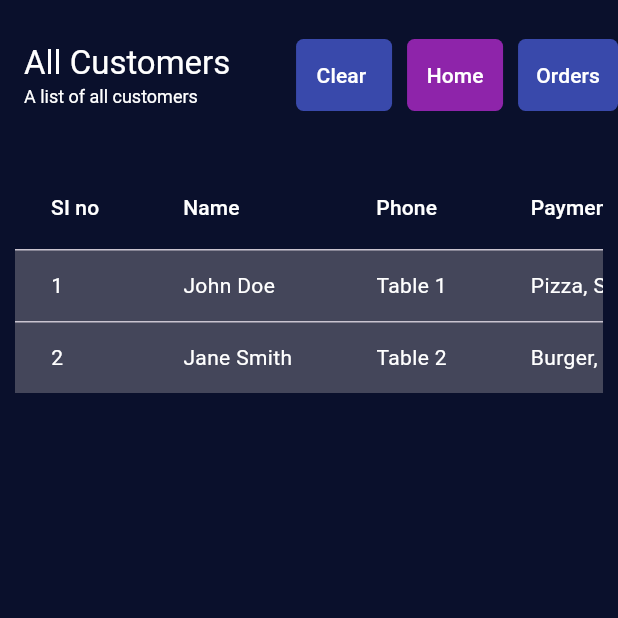
After one commit to ljb630/lynks-pos-system, a Flutter app: the CurrentOrdersScreen screen opened by its route, after a tap on "Customers", on a phone screen of 412 x 824 dp, the top half of it. The commit adds this screen. Run offline on Flutter 3.47's test engine with Material 3 defaults, Android fonts, the phone set to English and light mode, and no system bars; our stand-ins replace font_awesome_flutter.

Commit message:
responsive and routing

```diff
--- a/lib/home.dart
+++ b/lib/home.dart
@@ -1,4 +1,6 @@
 import 'package:flutter/material.dart';
+import 'package:lynks_pos_system/screens/current_orders/main.dart';
+import 'package:lynks_pos_system/screens/customers/main.dart';
 import 'package:lynks_pos_system/screens/home/main.dart';
 import 'package:lynks_pos_system/screens/login/main.dart';
 
--- a/lib/routes/routes.dart
+++ b/lib/routes/routes.dart
@@ -1,11 +1,20 @@
 import 'package:flutter/material.dart';
 import 'package:lynks_pos_system/home.dart';
+import 'package:lynks_pos_system/screens/current_orders/main.dart';
+import 'package:lynks_pos_system/screens/customers/main.dart';
 import 'package:lynks_pos_system/screens/home/main.dart';
+import 'package:lynks_pos_system/screens/home/menu/main.dart';
+import 'package:lynks_pos_system/screens/home/table/table.dart';
 import 'package:lynks_pos_system/screens/login/main.dart';
 
 const String initialRoute = '/';
 const String loginScreenRoute = '/login';
 const String homeScreenRoute = '/home';
+const String currentOrdersScreenRoute = '/current_orders';
+const String customersScreenRoute = '/customers';
+
+const String tableLayoutRoute = '/table';
+const String menuScreenRoute = '/menu';
 
 Route<dynamic> generateRoute(RouteSettings settings) {
   switch (settings.name) {
@@ -15,6 +24,11 @@ Route<dynamic> generateRoute(RouteSettings settings) {
       return MaterialPageRoute(builder: (context) => const LoginScreen());
     case homeScreenRoute:
       return MaterialPageRoute(builder: (context) => const HomeScreen());
+    case currentOrdersScreenRoute:
+      return MaterialPageRoute(
+          builder: (context) => const CurrentOrdersScreen());
+    case customersScreenRoute:
+      return MaterialPageRoute(builder: (context) => const CustomerScreen());
 
     default:
       throw const FormatException('Route not found!');
--- /dev/null
+++ b/lib/screens/current_orders/main.dart
@@ -0,0 +1,138 @@
+import 'package:flutter/material.dart';
+import 'package:lynks_pos_system/routes/routes.dart';
+import 'package:lynks_pos_system/util/constants.dart';
+import 'package:lynks_pos_system/util/responsiveness.dart';
+
+class CurrentOrdersScreen extends StatelessWidget {
+  const CurrentOrdersScreen({super.key});
+
+  @override
+  Widget build(BuildContext context) {
+    return Scaffold(
+      backgroundColor: deepDarkBlue,
+      appBar: AppBar(
+        automaticallyImplyLeading: false,
+        backgroundColor: deepDarkBlue,
+        toolbarHeight: 100,
+        title: const Column(
+          crossAxisAlignment: CrossAxisAlignment.start,
+          children: [
+            Text(
+              'Current Orders',
+              style: TextStyle(color: Colors.white),
+            ),
+            Text(
+              'A list of all the orders in tour restro including their name and items',
+              style: TextStyle(color: Colors.white, fontSize: 12),
+            ),
+          ],
+        ),
+        actions: [
+          Container(
+            decoration: BoxDecoration(
+                color: Colors.indigo.shade600,
+                borderRadius: BorderRadius.circular(5)),
+            child: TextButton(
+                onPressed: (() {}),
+                child: const Text('Clear orders',
+                    style: TextStyle(color: Colors.white))),
+          ),
+          Container(
+            margin: const EdgeInsets.symmetric(horizontal: 10),
+            decoration: BoxDecoration(
+                color: Colors.purple.shade600,
+                borderRadius: BorderRadius.circular(5)),
+            child: TextButton(
+                onPressed: (() {
+                  Navigator.pushNamed(context, homeScreenRoute);
+                }),
+                child:
+                    const Text('Home', style: TextStyle(color: Colors.white))),
+          ),
+          Container(
+            decoration: BoxDecoration(
+                color: Colors.indigo.shade600,
+                borderRadius: BorderRadius.circular(5)),
+            child: TextButton(
+                onPressed: (() {
+                  Navigator.pushNamed(context, customersScreenRoute);
+                }),
+                child: const Text('Customers',
+                    style: TextStyle(color: Colors.white))),
+          ),
+        ],
+      ),
+      body: Container(
+        width: double.infinity,
+        margin: ResponsiveWidget.isSmallScreen(context)
+            ? const EdgeInsets.all(10)
+            : const EdgeInsets.all(20),
+        child: SingleChildScrollView(
+          scrollDirection: Axis.vertical,
+          child: SingleChildScrollView(
+            scrollDirection: ResponsiveWidget.isSmallScreen(context) ||
+                    ResponsiveWidget.isMediumScreen(context)
+                ? Axis.horizontal
+                : Axis.vertical,
+            child: DataTable(
+              // columnSpacing: double.infinity,
+              columns: const [
+                DataColumn(label: Text('SI no')),
+                DataColumn(label: Text('Name')),
+                DataColumn(label: Text('Table')),
+                DataColumn(label: Text('Items')),
+                DataColumn(label: Text('Time')),
+                DataColumn(label: Text('Order-Id')),
+                DataColumn(label: Text('Status')),
+                DataColumn(label: Text('')),
+              ],
+              rows: [
+                DataRow(
+                    color: MaterialStatePropertyAll(Colors.deepPurple.shade100),
+                    cells: [
+                      const DataCell(Text('1')),
+                      const DataCell(Text('John Doe')),
+                      const DataCell(Text('Table 1')),
+                      const DataCell(Text('Pizza, Salad')),
+                      const DataCell(Text('12:30 PM')),
+                      const DataCell(Text('12345')),
+                      const DataCell(Text('In Progress')),
+                      DataCell(TextButton(
+                        onPressed: () {},
+                        child: const Text("Remove"),
+                      ))
+                    ]),
+                DataRow(cells: [
+                  const DataCell(Text('2')),
+                  const DataCell(Text('Jane Smith')),
+                  const DataCell(Text('Table 2')),
+                  const DataCell(Text('Burger, Fries')),
+                  const DataCell(Text('1:45 PM')),
+                  const DataCell(Text('67890')),
+                  const DataCell(Text('Completed')),
+                  DataCell(TextButton(
+                    onPressed: () {},
+                    child: const Text("Remove"),
+                  ))
+                ]),
+                // Add more rows as needed
+              ],
+            ),
+          ),
+        ),
+      ),
+    );
+  }
+
+  DataRow buildDataRow() {
+    return const DataRow(cells: [
+      DataCell(Text('1')),
+      DataCell(Text('John Doe')),
+      DataCell(Text('Table 1')),
+      DataCell(Text('Pizza, Salad')),
+      DataCell(Text('12:30 PM')),
+      DataCell(Text('12345')),
+      DataCell(Text('In Progress')),
+    ]);
+  }
+}
--- /dev/null
+++ b/lib/screens/customers/main.dart
@@ -0,0 +1,142 @@
+import 'package:flutter/material.dart';
+import 'package:lynks_pos_system/routes/routes.dart';
+import 'package:lynks_pos_system/util/constants.dart';
+import 'package:lynks_pos_system/util/responsiveness.dart';
+
+class CustomerScreen extends StatelessWidget {
+  const CustomerScreen({super.key});
+
+  @override
+  Widget build(BuildContext context) {
+    return Scaffold(
+      backgroundColor: deepDarkBlue,
+      appBar: AppBar(
+        backgroundColor: deepDarkBlue,
+        toolbarHeight: 100,
+        automaticallyImplyLeading: false,
+        title: const Column(
+          crossAxisAlignment: CrossAxisAlignment.start,
+          children: [
+            Text(
+              'All Customers',
+              style: TextStyle(color: Colors.white),
+            ),
+            Text(
+              'A list of all customers',
+              style: TextStyle(color: Colors.white, fontSize: 12),
+            ),
+          ],
+        ),
+        actions: [
+          Container(
+            decoration: BoxDecoration(
+                color: Colors.indigo.shade600,
+                borderRadius: BorderRadius.circular(5)),
+            child: TextButton(
+                onPressed: (() {}),
+                child: const Text('Clear ',
+                    style: TextStyle(color: Colors.white))),
+          ),
+          Container(
+            margin: const EdgeInsets.symmetric(horizontal: 10),
+            decoration: BoxDecoration(
+                color: Colors.purple.shade600,
+                borderRadius: BorderRadius.circular(5)),
+            child: TextButton(
+                onPressed: (() {
+                  Navigator.pushNamed(context, homeScreenRoute);
+                }),
+                child:
+                    const Text('Home', style: TextStyle(color: Colors.white))),
+          ),
+          Container(
+            decoration: BoxDecoration(
+                color: Colors.indigo.shade600,
+                borderRadius: BorderRadius.circular(5)),
+            child: TextButton(
+                onPressed: (() {
+                  Navigator.pushNamed(context, currentOrdersScreenRoute);
+                }),
+                child: const Text('Orders',
+                    style: TextStyle(color: Colors.white))),
+          ),
+        ],
+      ),
+      body: Container(
+        width: double.infinity,
+        margin: ResponsiveWidget.isSmallScreen(context)
+            ? const EdgeInsets.all(10)
+            : const EdgeInsets.all(20),
+        child: SingleChildScrollView(
+          scrollDirection: Axis.vertical,
+          physics: const BouncingScrollPhysics(),
+          child: SingleChildScrollView(
+            scrollDirection: ResponsiveWidget.isSmallScreen(context) ||
+                    ResponsiveWidget.isMediumScreen(context)
+                ? Axis.horizontal
+                : Axis.vertical,
+            child: DataTable(
+              showBottomBorder: false,
+              border: TableBorder.symmetric(
+                  inside: BorderSide.none, outside: BorderSide.none),
+              columns: const [
+                DataColumn(label: Text('SI no')),
+                DataColumn(label: Text('Name')),
+                DataColumn(label: Text('Phone')),
+                DataColumn(label: Text('Payment')),
+                DataColumn(label: Text('Order-Id')),
+                DataColumn(label: Text('Date')),
+                DataColumn(label: Text('')),
+              ],
+              rows: [
+                DataRow(
+                    color: const MaterialStatePropertyAll(
+                        Color.fromARGB(105, 150, 146, 156)),
+                    cells: [
+                      const DataCell(Text('1')),
+                      const DataCell(Text('John Doe')),
+                      const DataCell(Text('Table 1')),
+                      const DataCell(Text('Pizza, Salad')),
+                      const DataCell(Text('12:30 PM')),
+                      const DataCell(Text('12345')),
+                      DataCell(TextButton(
+                        onPressed: () {},
+                        child: const Text("Remove"),
+                      ))
+                    ]),
+                DataRow(
+                    color: const MaterialStatePropertyAll(
+                        Color.fromARGB(105, 150, 146, 156)),
+                    cells: [
+                      const DataCell(Text('2')),
+                      const DataCell(Text('Jane Smith')),
+                      const DataCell(Text('Table 2')),
+                      const DataCell(Text('Burger, Fries')),
+                      const DataCell(Text('1:45 PM')),
+                      const DataCell(Text('67890')),
+                      DataCell(TextButton(
+                        onPressed: () {},
+                        child: const Text("Remove"),
+                      ))
+                    ]),
+                // Add more rows as needed
+              ],
+            ),
+          ),
+        ),
+      ),
+    );
+  }
+
+  DataRow buildDataRow() {
+    return const DataRow(cells: [
+      DataCell(Text('1')),
+      DataCell(Text('John Doe')),
+      DataCell(Text('Table 1')),
+      DataCell(Text('Pizza, Salad')),
+      DataCell(Text('12:30 PM')),
+      DataCell(Text('12345')),
+      DataCell(Text('In Progress')),
+    ]);
+  }
+}
--- a/lib/screens/login/login_form.dart
+++ b/lib/screens/login/login_form.dart
@@ -16,7 +16,9 @@ class _LoginFormState extends State<LoginForm> {
   Widget build(BuildContext context) {
     return Container(
       margin: const EdgeInsets.all(40),
+      alignment: Alignment.center,
       child: SingleChildScrollView(
+        physics: const BouncingScrollPhysics(),
         child: Column(
           crossAxisAlignment: CrossAxisAlignment.start,
           children: [
@@ -52,7 +54,7 @@ class _LoginFormState extends State<LoginForm> {
                 onPressed: () {
                   // Add your sign-in logic here
                   print("${emailController.text} ${passwordController.text}");
-                  Navigator.pushNamed(context, homeScreenRoute);
+                  Navigator.pushReplacementNamed(context, homeScreenRoute);
                 },
                 child: const Text(
                   'Sign In',
```
Also changed, not shown: lib/models/customer_details.dart (added, +30 -0 lines), lib/screens/home/layout.dart (added, +46 -0 lines), lib/screens/home/main.dart (+22 -2 lines), lib/screens/home/main_appbar.dart (+23 -13 lines), lib/screens/home/menu/main.dart (added, +69 -0 lines), lib/screens/home/sidebar/main.dart (+15 -15 lines), lib/screens/home/table/table.dart (+2 -5 lines), lib/screens/home/table/table_section.dart (+37 -13 lines), lib/screens/login/graphic.dart (+8 -1 lines), lib/screens/login/input_field.dart (+8 -2 lines), lib/screens/login/main.dart (+17 -1 lines), lib/util/constants.dart (+14 -0 lines), lib/util/responsiveness.dart (added, +56 -0 lines).
